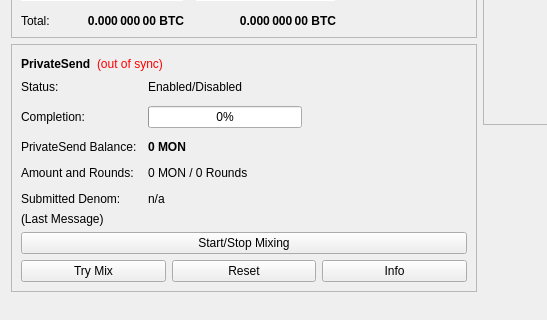
The window that src/qt/forms/overviewpage.ui (Bitcoin-Monster/BTCMonster) describes before a commit, drawn with Qt 5; both pictures show x 0 to 547 and y 178 to 498 of the 960 by 585 pixel window.
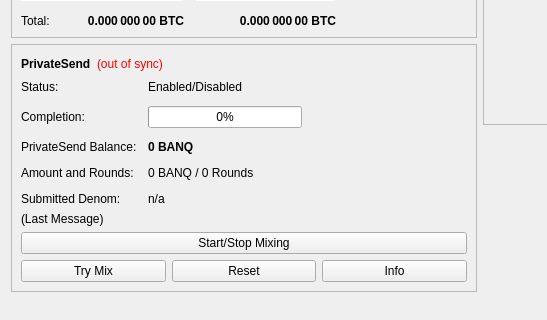
The same window after the commit.

```diff
--- a/src/qt/forms/overviewpage.ui
+++ b/src/qt/forms/overviewpage.ui
@@ -511,7 +511,7 @@
                </font>
               </property>
               <property name="text">
-               <string notr="true">0 MON</string>
+               <string notr="true">0 BANQ</string>
               </property>
              </widget>
             </item>
@@ -525,7 +525,7 @@
             <item row="3" column="1">
              <widget class="QLabel" name="labelAmountRounds">
               <property name="text">
-               <string>0 MON / 0 Rounds</string>
+               <string>0 BANQ / 0 Rounds</string>
               </property>
              </widget>
             </item>
```
Left out of the diff: 6 changed lines with no effect on the pictures.
